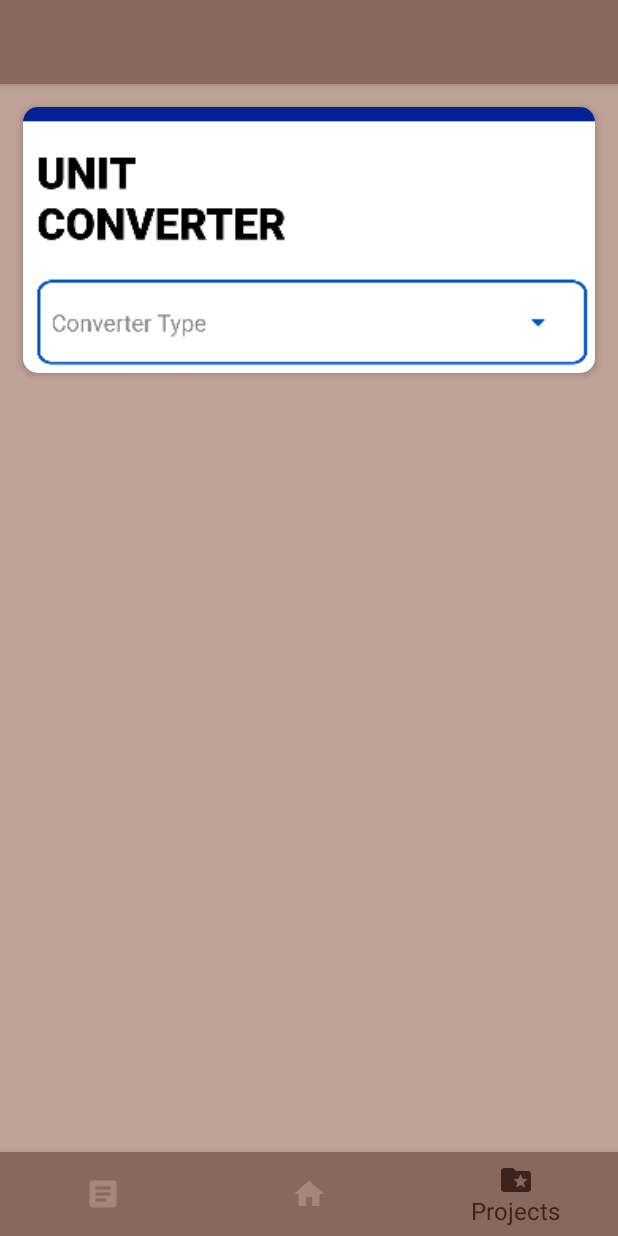
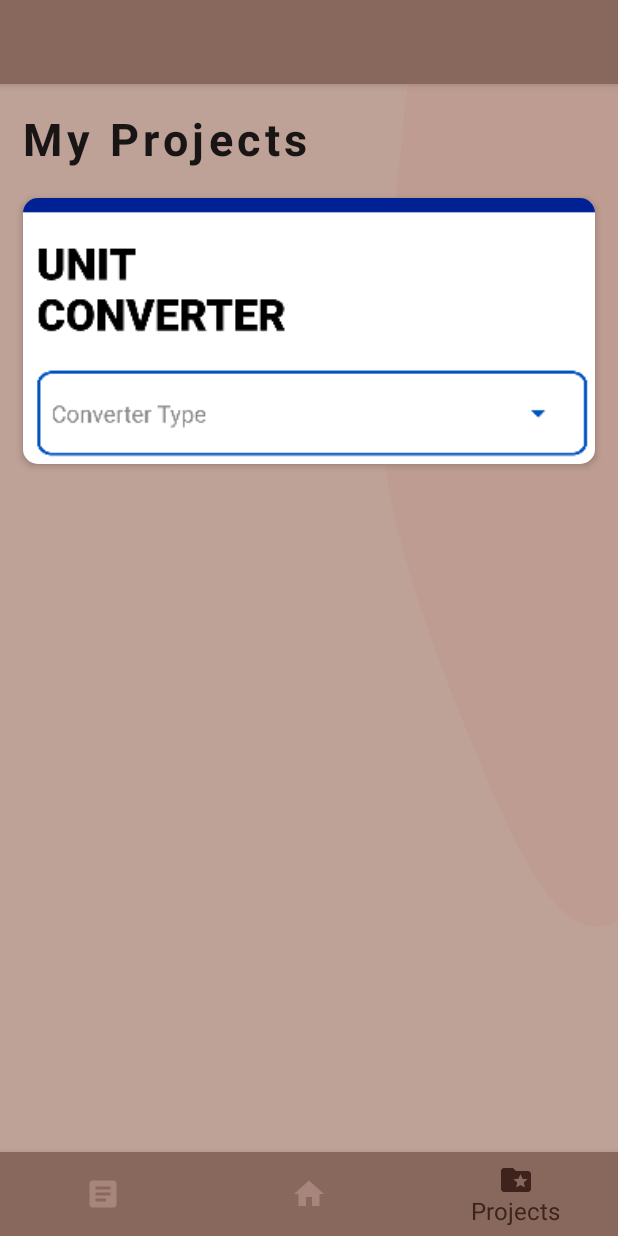
Before and after one commit to DBaw/CvApp, an Android app built with Jetpack Compose: the screen it shows after launch (MainActivity), item 3 of the bottom bar chosen, on a phone screen of 412 x 824 dp. Run offline under Robolectric (Android 15) with nearby library versions, the phone set to English and light mode, and no system bars.

Commit message:
Git repo opens on click in projects. Background pattern added to Home and Projects

```diff
--- a/app/src/main/java/com/example/cvapp/bars/BottomMenu.kt
+++ b/app/src/main/java/com/example/cvapp/bars/BottomMenu.kt
@@ -21,8 +21,8 @@ fun BottomNavigationBar(
     navController: NavController,
     onItemClick: (BottomNavItem) -> Unit
 ) {
-    val backStackEntry = navController.currentBackStackEntryAsState()
-    val cvScreens = listOf(Screen.Info.route,Screen.Education.route,Screen.Experience.route,Screen.Interests.route,Screen.Contact.route)
+    val backStackEntry = navController.currentBackStackEntryAsState().value?.destination?.route
+    val cvScreens = listOf(Screen.Info.route,Screen.Education.route,Screen.Skills.route,Screen.Experience.route,Screen.Interests.route,Screen.Contact.route)
 
     CompositionLocalProvider(LocalRippleTheme provides NoRippleTheme) {
         BottomNavigation(
@@ -30,8 +30,8 @@ fun BottomNavigationBar(
         ) {
 
             items.forEach { item ->
-                val selected = if(item.route == Screen.Home.route || item.route == Screen.Contact.route)item.route == backStackEntry.value?.destination?.route
-                else item.route == backStackEntry.value?.destination?.route || cvScreens.contains(backStackEntry.value?.destination?.route)
+                val selected = if(item.route == Screen.Home.route || item.route == Screen.Projects.route)item.route == backStackEntry
+                else item.route == backStackEntry || cvScreens.contains(backStackEntry)
 
                 BottomNavigationItem(
                     selected = selected,
--- a/app/src/main/java/com/example/cvapp/screens/HomeScreen.kt
+++ b/app/src/main/java/com/example/cvapp/screens/HomeScreen.kt
@@ -2,6 +2,7 @@ package com.example.cvapp
 
 
 import androidx.compose.animation.core.*
+import androidx.compose.foundation.Canvas
 import androidx.compose.foundation.background
 import androidx.compose.foundation.layout.*
 import androidx.compose.material.MaterialTheme
@@ -11,6 +12,8 @@ import androidx.compose.ui.Alignment
 import androidx.compose.ui.Modifier
 import androidx.compose.ui.text.font.FontStyle
 import androidx.compose.ui.unit.sp
+import com.example.cvapp.patterns.randomPatternPath
+import com.example.cvapp.ui.theme.BackgroundPattern
 
 @Composable
 fun HomeScreen() {
@@ -19,6 +22,16 @@ fun HomeScreen() {
                 .background(MaterialTheme.colors.background)
                 .fillMaxSize()
         ){
+
+        val width = constraints.maxWidth.toFloat()
+        val height = constraints.maxHeight.toFloat()
+
+        Canvas(modifier = Modifier.fillMaxSize()) {
+            drawPath(
+                path = randomPatternPath(width, height),
+                color = BackgroundPattern
+            )
+        }
 
         Column(horizontalAlignment = Alignment.CenterHorizontally,
         verticalArrangement = Arrangement.Center,
--- a/app/src/main/java/com/example/cvapp/screens/ProjectsScreen.kt
+++ b/app/src/main/java/com/example/cvapp/screens/ProjectsScreen.kt
@@ -2,8 +2,7 @@ package com.example.cvapp.screens
 
 
 
-import android.content.Intent
-import android.net.Uri
+import androidx.compose.foundation.Canvas
 import androidx.compose.foundation.Image
 import androidx.compose.foundation.background
 import androidx.compose.foundation.isSystemInDarkTheme
@@ -12,34 +11,61 @@ import androidx.compose.foundation.shape.RoundedCornerShape
 import androidx.compose.material.Card
 import androidx.compose.material.ExperimentalMaterialApi
 import androidx.compose.material.MaterialTheme
+import androidx.compose.material.Text
 import androidx.compose.runtime.Composable
-import androidx.compose.ui.Alignment
 import androidx.compose.ui.Modifier
 import androidx.compose.ui.layout.ContentScale
+import androidx.compose.ui.platform.LocalUriHandler
 import androidx.compose.ui.res.painterResource
+import androidx.compose.ui.text.font.FontWeight
 import androidx.compose.ui.unit.dp
-import androidx.core.content.ContextCompat.startActivity
+import androidx.compose.ui.unit.sp
+import com.example.cvapp.patterns.randomPatternPath
+import com.example.cvapp.ui.theme.BackgroundPattern
 
 
 @ExperimentalMaterialApi
 @Composable
 fun ProjectsScreen() {
-    Box(
+    BoxWithConstraints(Modifier.fillMaxSize()
+        .background(MaterialTheme.colors.background)) {
+
+        val width = constraints.maxWidth.toFloat()
+        val height = constraints.maxHeight.toFloat()
+
+        Canvas(modifier = Modifier.fillMaxSize()) {
+            drawPath(
+                path = randomPatternPath(width, height),
+                color = BackgroundPattern
+            )
+        }
+
+        Column(
             modifier = Modifier
-            .background(MaterialTheme.colors.background)
                 .fillMaxSize()
-    ){
-        var url = "https://github.com/DBaw/CvApp"
+        ) {
+            val url = "https://github.com/DBaw/UnitConverter"
+            val uriHandler = LocalUriHandler.current
+
+
+            Text(
+                text = "My Projects",
+                fontSize = 30.sp,
+                fontWeight = FontWeight.Bold,
+                letterSpacing = 3.sp,
+                modifier = Modifier
+                    .padding(horizontal = 15.dp)
+                    .padding(top = 20.dp, bottom = 5.dp)
+            )
+
             Card(
                 modifier = Modifier
                     .padding(15.dp)
-                .defaultMinSize(minHeight = 150.dp)
-                .fillMaxWidth()
-                .align(Alignment.TopCenter),
+                    .fillMaxWidth(),
                 shape = RoundedCornerShape(10.dp),
                 backgroundColor = MaterialTheme.colors.background,
                 elevation = 3.dp,
-            onClick = {}
+                onClick = { uriHandler.openUri(url) }
             ) {
                 Image(
                     painter = if (isSystemInDarkTheme()) {
@@ -47,10 +73,11 @@ fun ProjectsScreen() {
                     } else {
                         painterResource(id = com.example.cvapp.R.drawable.unitconverterlight)
                     },
-                contentDescription = "Change",
+                    contentDescription = "Units Converter",
                     contentScale = ContentScale.FillWidth
                 )
             }
 
         }
     }
+}
```
Lines whose indentation alone changed are shown as unchanged.
